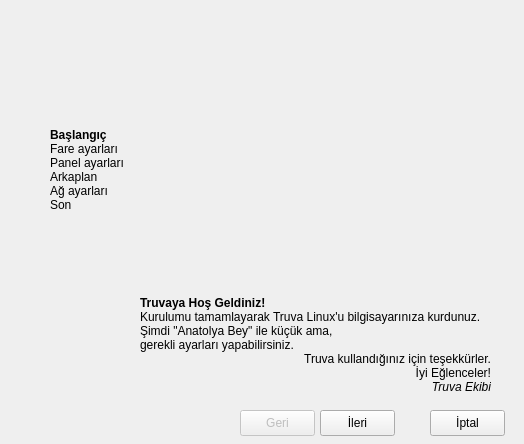
Above: projeler/anatolya-bey/src/screens/ui/mainWindow.ui from atlantistruva/truvalinux before the change. Below: the same form after it.
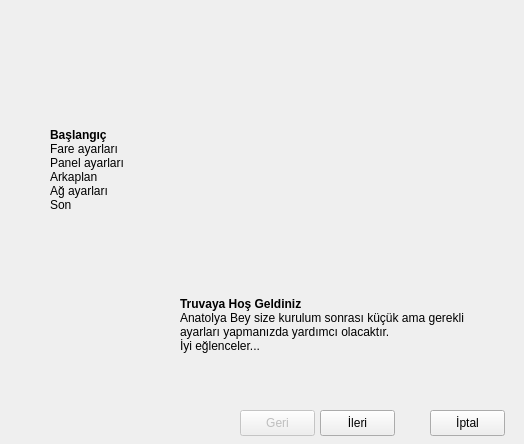
That is the form after the change. Icons and pictures are not drawn.

```diff
--- a/projeler/anatolya-bey/src/screens/ui/mainWindow.ui
+++ b/projeler/anatolya-bey/src/screens/ui/mainWindow.ui
@@ -44,20 +44,12 @@
    <string notr="true" >QMainWindow {background-image: url(:/beyimage/beyimage.png);}</string>
   </property>
   <widget class="QWidget" name="centralwidget" >
-   <property name="geometry" >
-    <rect>
-     <x>0</x>
-     <y>0</y>
-     <width>524</width>
-     <height>444</height>
-    </rect>
-   </property>
    <widget class="QLabel" name="logoLabel" >
     <property name="geometry" >
      <rect>
       <x>170</x>
       <y>70</y>
-      <width>301</width>
+      <width>321</width>
       <height>211</height>
      </rect>
     </property>
@@ -71,24 +63,20 @@
    <widget class="QLabel" name="welcomeLabel" >
     <property name="geometry" >
      <rect>
-      <x>140</x>
-      <y>290</y>
-      <width>351</width>
-      <height>111</height>
+      <x>180</x>
+      <y>260</y>
+      <width>291</width>
+      <height>131</height>
      </rect>
     </property>
     <property name="text" >
-     <string>&lt;!DOCTYPE HTML PUBLIC "-//W3C//DTD HTML 4.0//EN" "http://www.w3.org/TR/REC-html40/strict.dtd">
-&lt;html>&lt;head>&lt;meta name="qrichtext" content="1" />&lt;style type="text/css">
+     <string>&lt;html>&lt;head>&lt;meta name="qrichtext" content="1" />&lt;style type="text/css">
 p, li { white-space: pre-wrap; }
 &lt;/style>&lt;/head>&lt;body style=" font-family:'Sans Serif'; font-size:9pt; font-weight:400; font-style:normal;">
-&lt;p style=" margin-top:0px; margin-bottom:0px; margin-left:0px; margin-right:0px; -qt-block-indent:0; text-indent:0px;">&lt;span style=" font-weight:600;">Truvaya Hoş Geldiniz!&lt;/span>&lt;/p>
-&lt;p style=" margin-top:0px; margin-bottom:0px; margin-left:0px; margin-right:0px; -qt-block-indent:0; text-indent:0px;">Kurulumu tamamlayarak Truva Linux'u bilgisayarınıza kurdunuz.&lt;/p>
-&lt;p style=" margin-top:0px; margin-bottom:0px; margin-left:0px; margin-right:0px; -qt-block-indent:0; text-indent:0px;">Şimdi "Anatolya Bey" ile küçük ama,&lt;/p>
-&lt;p style=" margin-top:0px; margin-bottom:0px; margin-left:0px; margin-right:0px; -qt-block-indent:0; text-indent:0px;">gerekli ayarları yapabilirsiniz.&lt;/p>
-&lt;p align="right" style=" margin-top:0px; margin-bottom:0px; margin-left:0px; margin-right:0px; -qt-block-indent:0; text-indent:0px;">Truva kullandığınız için teşekkürler.&lt;/p>
-&lt;p align="right" style=" margin-top:0px; margin-bottom:0px; margin-left:0px; margin-right:0px; -qt-block-indent:0; text-indent:0px;">İyi Eğlenceler!&lt;/p>
-&lt;p align="right" style=" margin-top:0px; margin-bottom:0px; margin-left:0px; margin-right:0px; -qt-block-indent:0; text-indent:0px; font-style:italic;">Truva Ekibi&lt;/p>&lt;/body>&lt;/html></string>
+&lt;p style=" margin-top:0px; margin-bottom:0px; margin-left:0px; margin-right:0px; -qt-block-indent:0; text-indent:0px;">&lt;span style=" font-weight:600;">Truvaya Hoş Geldiniz&lt;/span>&lt;/p>
+&lt;p style=" margin-top:0px; margin-bottom:0px; margin-left:0px; margin-right:0px; -qt-block-indent:0; text-indent:0px; font-weight:600;">&lt;span style=" font-weight:400;">Anatolya Bey size kurulum sonrası küçük ama gerekli&lt;/span>&lt;/p>
+&lt;p style=" margin-top:0px; margin-bottom:0px; margin-left:0px; margin-right:0px; -qt-block-indent:0; text-indent:0px;">ayarları yapmanızda yardımcı olacaktır.&lt;/p>
+&lt;p style=" margin-top:0px; margin-bottom:0px; margin-left:0px; margin-right:0px; -qt-block-indent:0; text-indent:0px;">İyi eğlenceler...&lt;/p>&lt;/body>&lt;/html></string>
     </property>
    </widget>
    <widget class="QPushButton" name="cancelButton" >
```
Left out of the diff: 14 changed lines with no effect on the pictures.
